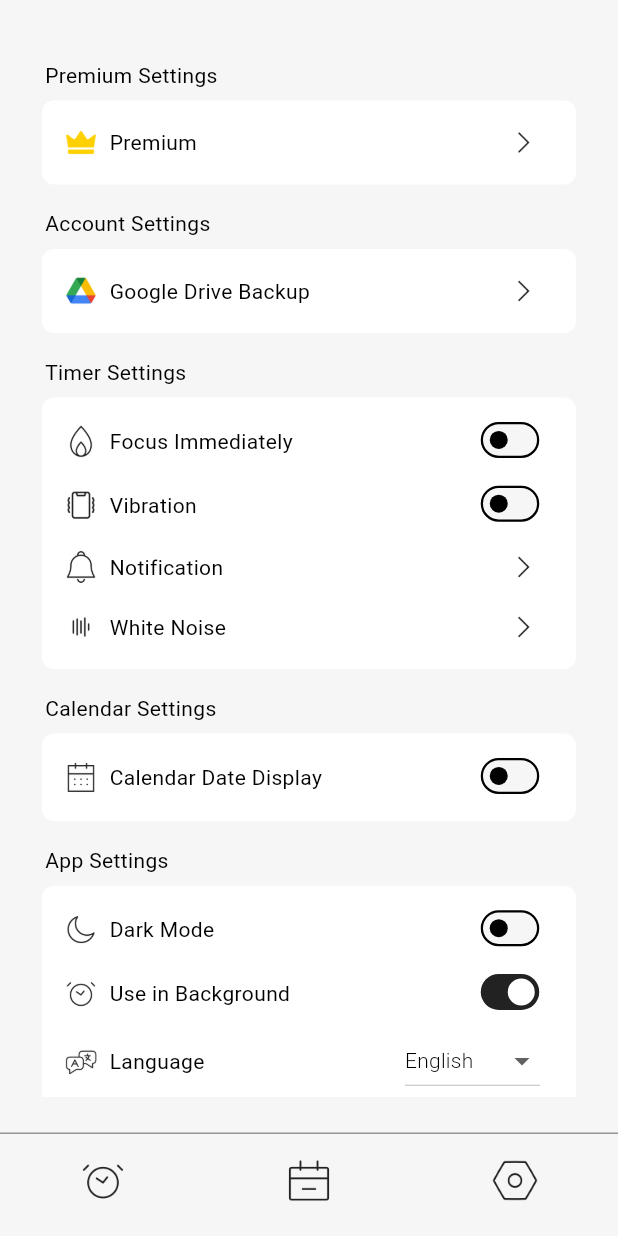
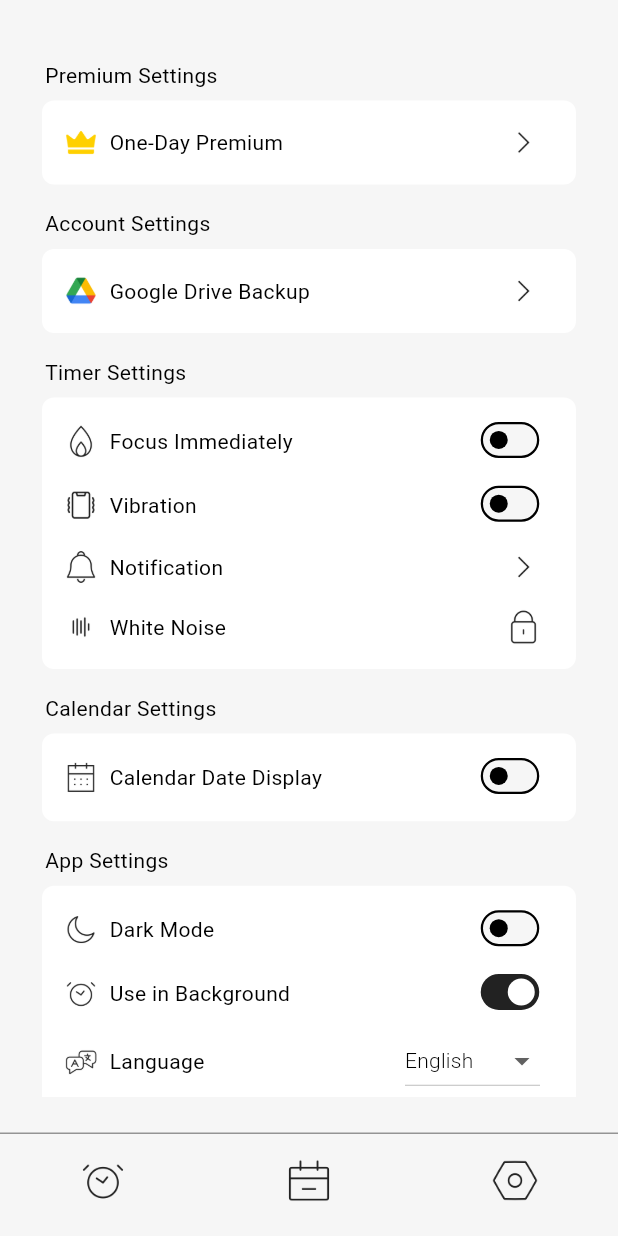
Before and after one commit to kmwh/pomoslime, a Flutter app: the screen it shows after launch, item 3 of the bottom bar chosen, on a phone screen of 412 x 824 dp. Run offline on Flutter 3.47's test engine with Material 3 defaults, Android fonts, the phone set to English and light mode, and no system bars; our stand-ins replace audioplayers, easy_localization, flutter_heatmap_calendar, google_mobile_ads, hive, hive_flutter and 2 more; accounts and stored records are empty; network calls fail; project files that could hold a hidden picture were left out.

Commit message:
FEAT: 리워드 프리미엄 기능 추가

```diff
--- a/assets/translations/en.json
+++ b/assets/translations/en.json
@@ -13,10 +13,7 @@
     "dark_mode": "Dark Mode",
     "use_in_background": "Use in Background",
     "permission_settings": "Permission Settings",
-    "app_info": "App Info",
-    "app_review": "Write a Review",
     "language": "Language",
-    "faq": "Frequently Asked Questions",
     "total": "Total",
     "today": "Today",
     "this_week": "This Week",
@@ -44,5 +41,10 @@
     "reset_session_description": "The session will be reset.",
     "premium_plan": "Premium Plan",
     "account_settings": "Account Settings",
-    "google_drive_backup": "Google Drive Backup"
+    "google_drive_backup": "Google Drive Backup",
+    "one_day_premium": "One-Day Premium",
+    "remove_banner_ads": "Remove banner ads",
+    "enable_white_sound": "Enable White Noise option",
+    "start_one_day_premium": "Start One-Day Premium",
+    "one_day_premium_description": "Watch the video and use premium features for a day!"
 }
--- a/assets/translations/ko.json
+++ b/assets/translations/ko.json
@@ -13,10 +13,7 @@
     "dark_mode": "다크 모드",
     "use_in_background": "백그라운드 사용",
     "permission_settings": "권한 설정",
-    "app_info": "앱 정보",
-    "app_review": "리뷰 작성하기",
     "language": "사용 언어",
-    "faq": "자주 묻는 질문",
     "total": "전체",
     "today": "오늘",
     "this_week": "이번 주",
@@ -44,5 +41,10 @@
     "reset_session_description": "세션이 초기화됩니다.",
     "premium_plan": "프리미엄 플랜",
     "account_settings": "계정 설정",
-    "google_drive_backup": "구글 드라이브 백업"
+    "google_drive_backup": "구글 드라이브 백업",
+    "one_day_premium": "원데이 프리미엄",
+    "remove_banner_ads": "배너 광고 제거",
+    "enable_white_sound": "백색소음 옵션 활성화",
+    "start_one_day_premium": "원데이 프리미엄 시작",
+    "one_day_premium_description": "광고를 보고 프리미엄 기능을 하루 동안 사용할 수 있습니다!"
 }
--- a/lib/model/user_data_model.dart
+++ b/lib/model/user_data_model.dart
@@ -5,7 +5,7 @@ part 'user_data_model.g.dart';
 @HiveType(typeId: 1)
 class UserDataModel extends HiveObject {
   @HiveField(0)
-  bool premium;
+  DateTime premium;
 
   @HiveField(1)
   bool vibration;
--- a/lib/provider/ad_provider.dart
+++ b/lib/provider/ad_provider.dart
@@ -1,7 +1,12 @@
 import 'package:flutter/material.dart';
 import 'package:google_mobile_ads/google_mobile_ads.dart';
+import 'package:pomoslime/model/user_data_model.dart';
+import 'package:pomoslime/provider/premium_provider.dart';
+import 'package:provider/provider.dart';
 
 class AdProvider with ChangeNotifier {
+  final UserDataModel _userData;
+
   final List<String> _bannerIds = [
     "ca-app-pub-3940256099942544/9214589741",
     "ca-app-pub-3940256099942544/9214589741",
@@ -14,7 +19,7 @@ class AdProvider with ChangeNotifier {
   RewardedAd? _rewardedAd;
   bool _isRewardedAdReady = false;
 
-  AdProvider() {
+  AdProvider(this._userData) {
     for (int i = 0; i < _bannerIds.length; i++) {
       loadBannerAd(i);
     }
@@ -52,7 +57,11 @@ class AdProvider with ChangeNotifier {
 
   // 배너 광고 위젯 반환
   Widget getBannerAdWidget(int index) {
-    if (index < 0 || index >= _bannerAds.length) return const SizedBox.shrink();
+    if (index < 0 ||
+        index >= _bannerAds.length ||
+        DateTime.now().difference(_userData.premium).inHours < 24) {
+      return const SizedBox.shrink();
+    }
 
     if (_isBannerAdReady[index] && _bannerAds[index] != null) {
       return SizedBox(
@@ -86,11 +95,12 @@ class AdProvider with ChangeNotifier {
   }
 
   // 리워드 광고 표시
-  void showRewardedAd() {
+  void showRewardedAd(BuildContext context) {
     if (_isRewardedAdReady && _rewardedAd != null) {
       _rewardedAd!.show(
         onUserEarnedReward: (AdWithoutView ad, RewardItem reward) {
           debugPrint('사용자가 리워드를 획득: ${reward.amount} ${reward.type}');
+          context.read<PremiumProvider>().activatePremium();
         },
       );
       loadRewardedAd(); // 다음 광고를 로드
--- a/lib/provider/premium_provider.dart
+++ b/lib/provider/premium_provider.dart
@@ -6,10 +6,11 @@ class PremiumProvider with ChangeNotifier {
 
   PremiumProvider(this._userData);
 
-  bool get isPremium => _userData.premium;
+  bool get isPremium =>
+      DateTime.now().difference(_userData.premium).inHours < 24;
 
-  void setPremium(bool value) {
-    _userData.premium = value;
+  void activatePremium() {
+    _userData.premium = DateTime.now();
     _userData.save();
 
     notifyListeners();
--- a/lib/provider/timer_provider.dart
+++ b/lib/provider/timer_provider.dart
@@ -3,6 +3,7 @@ import 'package:flutter/material.dart';
 import 'package:pomoslime/model/user_data_model.dart';
 import 'package:pomoslime/provider/calender_provider.dart';
 import 'package:pomoslime/provider/notification_provider.dart';
+import 'package:pomoslime/provider/premium_provider.dart';
 import 'package:pomoslime/provider/vibration_provider.dart';
 import 'package:pomoslime/provider/white_noise_provider.dart';
 import 'package:provider/provider.dart';
@@ -105,10 +106,11 @@ class TimerProvider with ChangeNotifier {
       // 백색소음 세팅
       if (!isRunning ||
           currentSessionName == 'short' ||
-          currentSessionName == 'long') {
+          currentSessionName == 'long' ||
+          !context!.read<PremiumProvider>().isPremium) {
         context!.read<WhiteNoiseProvider>().pauseWhiteNoise(); // 백색소음 중지
       } else if (currentSessionName == 'focus' && _userData.focusImmediately) {
-        context!.read<WhiteNoiseProvider>().playWhiteNoise(); // 백색소음 시작
+        context.read<WhiteNoiseProvider>().playWhiteNoise(); // 백색소음 시작
       }
 
       _userData.save();
--- a/lib/screens/settings/setting_screen.dart
+++ b/lib/screens/settings/setting_screen.dart
@@ -4,6 +4,7 @@ import 'package:pomoslime/provider/background_usage_provider.dart';
 import 'package:pomoslime/provider/calender_provider.dart';
 import 'package:pomoslime/provider/focus_immediately_provider.dart';
 import 'package:pomoslime/provider/language_provider.dart';
+import 'package:pomoslime/provider/premium_provider.dart';
 import 'package:pomoslime/provider/theme_provider.dart';
 import 'package:pomoslime/provider/vibration_provider.dart';
 import 'package:pomoslime/widgets/setting/language_dropdown_button.dart';
@@ -64,7 +65,7 @@ class SettingScreen extends StatelessWidget {
                   children: [
                     SettingItemPopup(
                       icon: "assets/images/crown.png",
-                      text: 'premium'.tr(),
+                      text: 'one_day_premium'.tr(),
                       func: () => showPremiumPopup(context),
                       isCrown: true,
                     ),
@@ -107,10 +108,15 @@ class SettingScreen extends StatelessWidget {
                       text: "notification".tr(),
                       func: () => showNotificationMenu(context),
                     ),
-                    SettingItemPopup(
-                      icon: "assets/images/sound.png",
-                      text: "white_noise".tr(),
-                      func: () => showWhiteNoiseMenu(context),
+                    Consumer<PremiumProvider>(
+                      builder: (context, provider, child) {
+                        return SettingItemPopup(
+                          icon: "assets/images/sound.png",
+                          text: "white_noise".tr(),
+                          func: () => showWhiteNoiseMenu(context),
+                          isLocked: !provider.isPremium,
+                        );
+                      },
                     ),
                   ],
                 ),
@@ -130,9 +136,9 @@ class SettingScreen extends StatelessWidget {
                 Row(
                   mainAxisAlignment: MainAxisAlignment.center,
                   children: [
-                    Consumer<AdProvider>(
-                      builder: (context, provider, child) =>
-                          provider.getBannerAdWidget(2),
+                    Consumer2<AdProvider, PremiumProvider>(
+                      builder: (context, adProvider, premiumProvider, child) =>
+                          adProvider.getBannerAdWidget(2),
                     ),
                   ],
                 ),
--- a/lib/widgets/custom/custom_text_button.dart
+++ b/lib/widgets/custom/custom_text_button.dart
@@ -2,6 +2,7 @@ import 'package:flutter/material.dart';
 
 class CustomTextButton extends StatelessWidget {
   final String text;
+  final double width;
   final double fontSize;
   final double horizontalPadding;
   final double verticalPadding;
@@ -10,6 +11,7 @@ class CustomTextButton extends StatelessWidget {
   const CustomTextButton({
     super.key,
     required this.text,
+    this.width = 104,
     this.fontSize = 14,
     required this.onPressed,
     this.horizontalPadding = 30,
@@ -19,7 +21,7 @@ class CustomTextButton extends StatelessWidget {
   @override
   Widget build(BuildContext context) {
     return SizedBox(
-      width: 104,
+      width: width,
       child: TextButton(
         onPressed: onPressed,
         style: TextButton.styleFrom(
--- a/lib/widgets/setting/setting_item_popup.dart
+++ b/lib/widgets/setting/setting_item_popup.dart
@@ -6,6 +6,7 @@ class SettingItemPopup extends StatelessWidget {
   final Function() func;
   final bool? isCrown;
   final bool? hasColor;
+  final bool? isLocked;
 
   const SettingItemPopup({
     super.key,
@@ -14,6 +15,7 @@ class SettingItemPopup extends StatelessWidget {
     required this.func,
     this.isCrown,
     this.hasColor,
+    this.isLocked,
   });
 
   @override
@@ -45,14 +47,20 @@ class SettingItemPopup extends StatelessWidget {
           ],
         ),
         InkWell(
-          onTap: func,
+          onTap: isLocked == true ? () {} : func,
           child: Padding(
             padding: const EdgeInsets.symmetric(vertical: 7, horizontal: 8),
-            child: Image.asset(
-              "assets/images/arrow.png",
-              height: 26,
-              color: Theme.of(context).colorScheme.primary,
-            ),
+            child: isLocked == true
+                ? Image.asset(
+                    "assets/images/lock.png",
+                    height: 26,
+                    color: Theme.of(context).colorScheme.primary,
+                  )
+                : Image.asset(
+                    "assets/images/arrow.png",
+                    height: 26,
+                    color: Theme.of(context).colorScheme.primary,
+                  ),
           ),
         ),
       ],
```
Also changed, not shown: lib/main.dart (+4 -4 lines), lib/screens/calender/calender_screen.dart (+4 -3 lines), lib/screens/timer/timer_screen.dart (+4 -3 lines), lib/widgets/setting/premium_popup.dart (+84 -21 lines), lib/widgets/setting/premium_text_content.dart (deleted, +0 -23 lines), assets/images/lock.png (added), lib/model/user_data_model.g.dart.
